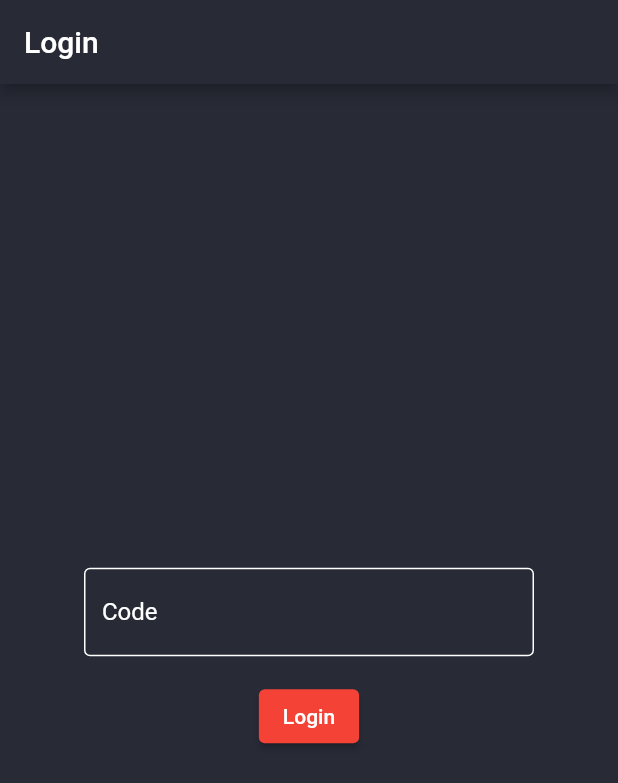
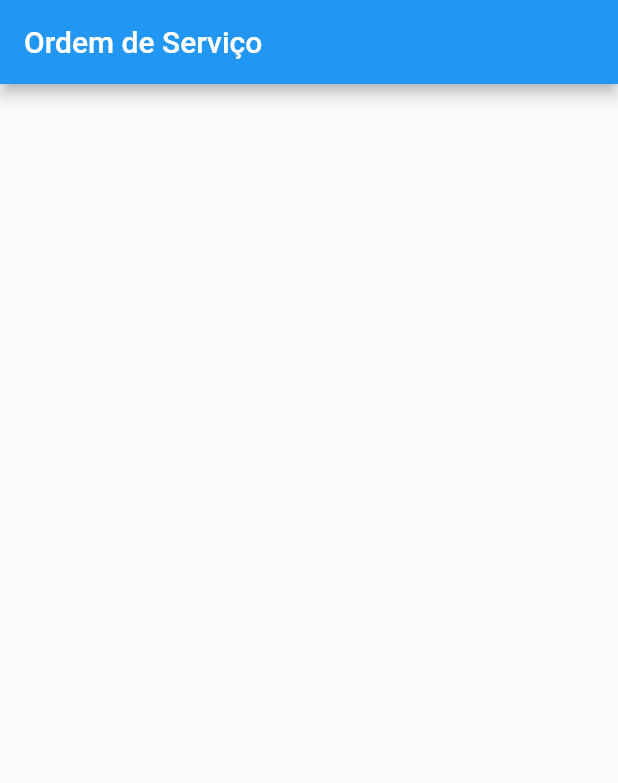
Before and after one commit to zanderlan-n/abc_tech_app, a Flutter app: the screen it shows after launch, on a phone screen of 412 x 824 dp. Shown: the top 783 px of the screen. Run offline on Flutter 3.47's test engine with Material 2 defaults, Android fonts, the phone set to English and light mode, and no system bars; our stand-ins replace geolocator, get; network calls fail.

Commit message:
feat: create order page

```diff
--- a/lib/main.dart
+++ b/lib/main.dart
@@ -3,6 +3,8 @@ import 'package:abc_tech_app/page/assistance_bind.dart';
 import 'package:abc_tech_app/page/assistances_page.dart';
 import 'package:abc_tech_app/page/login_bind.dart';
 import 'package:abc_tech_app/page/login_page.dart';
+import 'package:abc_tech_app/page/order_bind.dart';
+import 'package:abc_tech_app/page/order_page.dart';
 import 'package:abc_tech_app/provider/assist_provider.dart';
 import 'package:abc_tech_app/service/assist_service.dart';
 import 'package:flutter/material.dart';
@@ -36,10 +38,15 @@ class MyApp extends StatelessWidget {
         ),
       ),
       getPages: [
+        // GetPage(
+        //   name: '/',
+        //   page: () => const LoginPage(),
+        //   binding: LoginBind(),
+        // ),
         GetPage(
           name: '/',
-          page: () => const LoginPage(),
-          binding: LoginBind(),
+          page: () => const OrderPage(),
+          binding: OrderBinding(),
         ),
         GetPage(
           name: '/home',
--- /dev/null
+++ b/lib/page/order_bind.dart
@@ -0,0 +1,10 @@
+import 'package:abc_tech_app/controller/order_controller.dart';
+import 'package:abc_tech_app/service/geolocation_service.dart';
+import 'package:get/get.dart';
+
+class OrderBinding extends Bindings {
+  @override
+  void dependencies() {
+    Get.lazyPut<OrderController>(() => OrderController(GeolocationService()));
+  }
+}
--- /dev/null
+++ b/lib/page/order_page.dart
@@ -0,0 +1,17 @@
+import 'package:abc_tech_app/controller/order_controller.dart';
+import 'package:flutter/material.dart';
+import 'package:get/get.dart';
+
+class OrderPage extends GetView<OrderController> {
+  const OrderPage({super.key});
+
+  @override
+  Widget build(BuildContext context) {
+    return Scaffold(
+      appBar: AppBar(
+        title: const Text("Ordem de Serviço"),
+      ),
+      body: Container(),
+    );
+  }
+}
```
